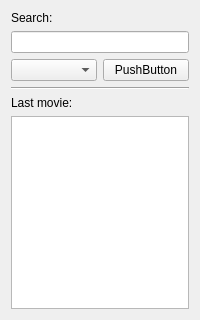
First picture: the form in mainwindow.ui, repository esdrasbeleza/BlzMovies, before the edit.
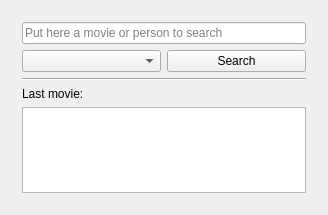
Second picture: the form after the edit.

Commit message: Improved main screen

The edit to the form file:
```diff
--- a/mainwindow.ui
+++ b/mainwindow.ui
@@ -6,8 +6,8 @@
    <rect>
     <x>0</x>
     <y>0</y>
-    <width>200</width>
-    <height>320</height>
+    <width>328</width>
+    <height>215</height>
    </rect>
   </property>
   <property name="windowTitle">
@@ -16,14 +16,32 @@
   <widget class="QWidget" name="centralWidget">
    <layout class="QVBoxLayout" name="verticalLayout">
     <item>
-     <widget class="QLabel" name="label">
-      <property name="text">
-       <string>Search:</string>
+     <widget class="QScrollArea" name="scrollArea">
+      <property name="frameShape">
+       <enum>QFrame::NoFrame</enum>
       </property>
-     </widget>
-    </item>
+      <property name="frameShadow">
+       <enum>QFrame::Plain</enum>
+      </property>
+      <property name="widgetResizable">
+       <bool>true</bool>
+      </property>
+      <widget class="QWidget" name="scrollAreaWidgetContents_3">
+       <property name="geometry">
+        <rect>
+         <x>0</x>
+         <y>0</y>
+         <width>289</width>
+         <height>215</height>
+        </rect>
+       </property>
+       <layout class="QVBoxLayout" name="verticalLayout_2">
     <item>
-     <widget class="QLineEdit" name="lineEdit"/>
+         <widget class="QLineEdit" name="lineEdit">
+          <property name="placeholderText">
+           <string>Put here a movie or person to search</string>
+          </property>
+         </widget>
     </item>
     <item>
      <layout class="QHBoxLayout" name="horizontalLayout">
@@ -33,7 +51,7 @@
       <item>
        <widget class="QPushButton" name="pushButton">
         <property name="text">
-         <string>PushButton</string>
+             <string>Search</string>
         </property>
        </widget>
       </item>
@@ -58,6 +76,10 @@
     </item>
    </layout>
   </widget>
+     </widget>
+    </item>
+   </layout>
+  </widget>
   <widget class="QMenuBar" name="menuBar">
    <property name="geometry">
     <rect>
```
Left out of the diff: 2 changed lines with no effect on the pictures. Lines whose indentation alone changed are shown as unchanged. The commit also changes 1 other file.
